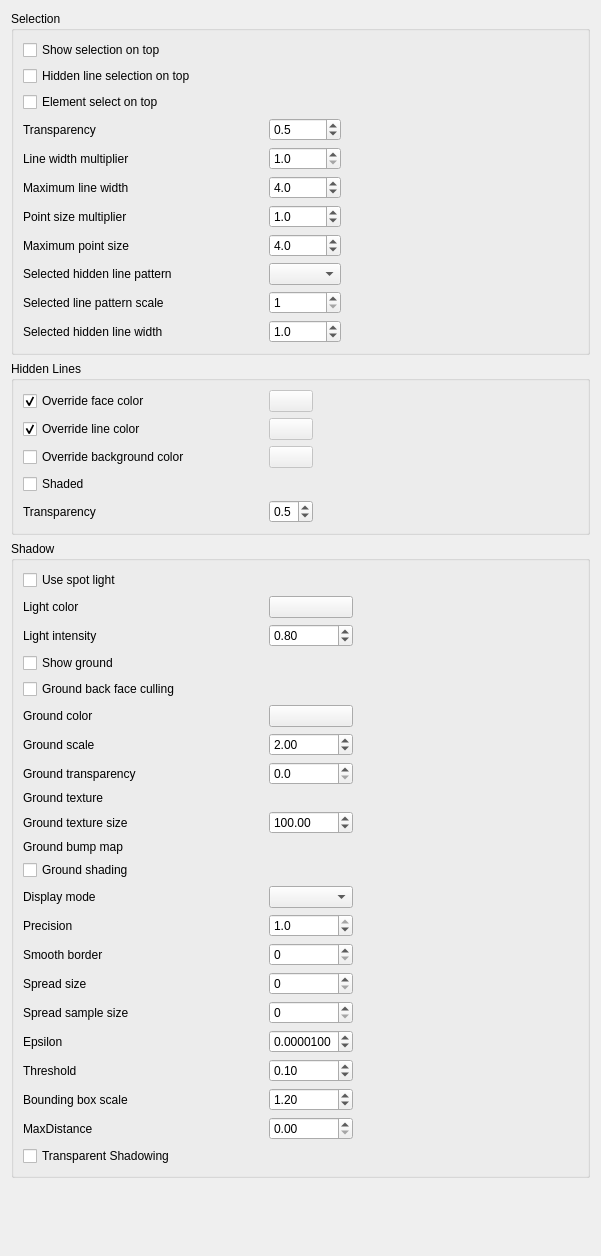
Old version of the form src/Gui/DlgSettingsDrawStyles.ui in the repository scottmudge/FreeCAD.
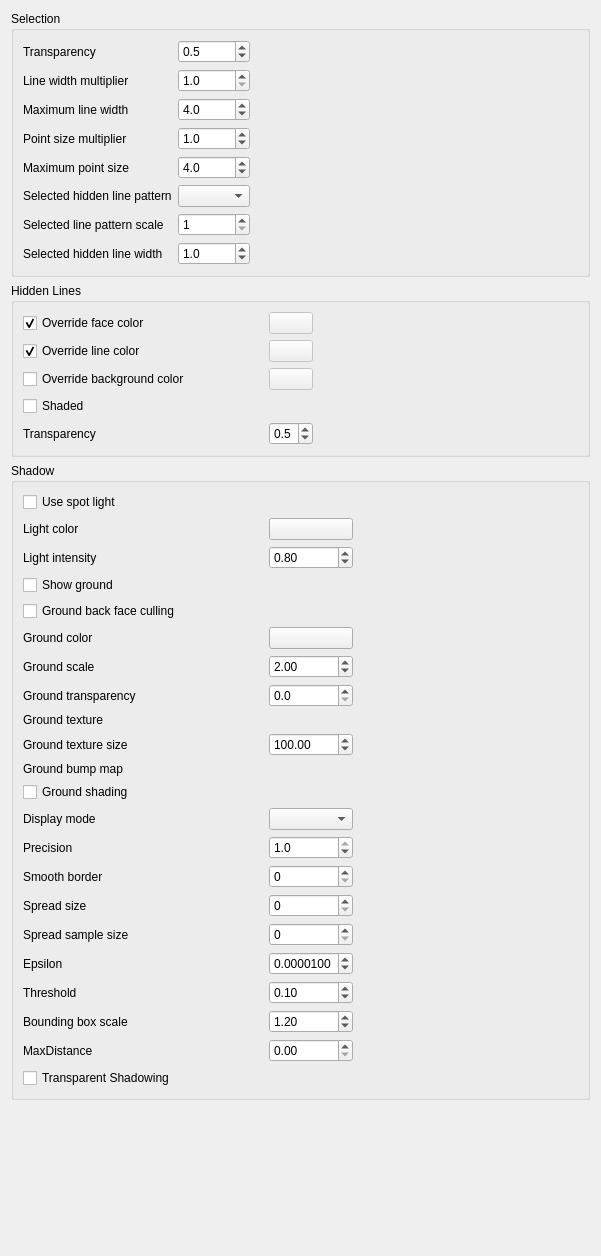
New version of the form. Custom widgets are drawn as their Qt base class.

Commit message: Gui: fix conflict setting in some selection options

The edit to the form file:
```diff
--- a/src/Gui/DlgSettingsDrawStyles.ui
+++ b/src/Gui/DlgSettingsDrawStyles.ui
@@ -21,106 +21,59 @@
      </property>
      <layout class="QGridLayout" name="gridLayout_3">
       <item row="0" column="0">
-       <layout class="QGridLayout" name="gridLayout_2" rowstretch="0,0,0,0,0,0,0,0,0,0,0" columnstretch="0,0" rowminimumheight="0,0,0,0,0,0,0,0,0,0,0">
+       <layout class="QGridLayout" name="gridLayout_2" rowstretch="0,0,0,0,0,0,0,0" columnstretch="0,0">
         <property name="horizontalSpacing">
          <number>6</number>
         </property>
-        <item row="4" column="1">
-         <widget class="QDoubleSpinBox" name="SelectionLineThicken">
-          <property name="inputMethodHints">
-           <set>Qt::ImhPreferNumbers</set>
+        <item row="3" column="0">
+         <widget class="QLabel" name="labelSelectionPointScale">
+          <property name="text">
+           <string>Point size multiplier</string>
           </property>
+         </widget>
+        </item>
+        <item row="0" column="0">
+         <widget class="QLabel" name="labelTransparencyOnTop">
+          <property name="text">
+           <string>Transparency</string>
+          </property>
+         </widget>
+        </item>
+        <item row="2" column="1">
+         <widget class="QDoubleSpinBox" name="SelectionLineMaxWidth">
           <property name="decimals">
            <number>1</number>
           </property>
-          <property name="minimum">
-           <double>1.000000000000000</double>
-          </property>
-          <property name="maximum">
-           <double>10.000000000000000</double>
-          </property>
           <property name="singleStep">
            <double>0.100000000000000</double>
           </property>
           <property name="value">
-           <double>1.000000000000000</double>
+           <double>4.000000000000000</double>
           </property>
          </widget>
         </item>
-        <item row="8" column="0">
-         <widget class="QLabel" name="label_7">
-          <property name="text">
-           <string>Selected hidden line pattern</string>
-          </property>
-         </widget>
-        </item>
-        <item row="4" column="0">
-         <widget class="QLabel" name="labelSelectionLineThicken">
-          <property name="text">
-           <string>Line width multiplier</string>
-          </property>
-         </widget>
-        </item>
-        <item row="8" column="1">
-         <widget class="QComboBox" name="comboLinePattern"/>
-        </item>
-        <item row="10" column="0">
+        <item row="7" column="0">
          <widget class="QLabel" name="labelSelectionHiddenLineWidth">
           <property name="text">
            <string>Selected hidden line width</string>
           </property>
          </widget>
         </item>
-        <item row="10" column="1">
-         <widget class="QDoubleSpinBox" name="SelectionHiddenLineWidth">
-          <property name="inputMethodHints">
-           <set>Qt::ImhPreferNumbers</set>
-          </property>
-          <property name="decimals">
-           <number>1</number>
-          </property>
-          <property name="minimum">
-           <double>0.000000000000000</double>
-          </property>
-          <property name="maximum">
-           <double>10.000000000000000</double>
-          </property>
-          <property name="singleStep">
-           <double>0.100000000000000</double>
-          </property>
-          <property name="value">
-           <double>1.000000000000000</double>
-          </property>
-         </widget>
-        </item>
-        <item row="0" column="0">
-         <widget class="QCheckBox" name="ShowSelectionOnTop">
-          <property name="minimumSize">
-           <size>
-            <width>240</width>
-            <height>0</height>
-           </size>
-          </property>
+        <item row="6" column="0">
+         <widget class="QLabel" name="labelSelectionLinePatternScale">
           <property name="text">
-           <string>Show selection on top</string>
-          </property>
-         </widget>
-        </item>
-        <item row="2" column="0">
-         <widget class="QCheckBox" name="SelectElementOnTop">
-          <property name="text">
-           <string>Element select on top</string>
+           <string>Selected line pattern scale</string>
           </property>
          </widget>
         </item>
         <item row="1" column="0">
-         <widget class="QCheckBox" name="HiddenLineSelectionOnTop">
+         <widget class="QLabel" name="labelSelectionLineThicken">
           <property name="text">
-           <string>Hidden line selection on top</string>
+           <string>Line width multiplier</string>
           </property>
          </widget>
         </item>
-        <item row="6" column="1">
+        <item row="3" column="1">
          <widget class="QDoubleSpinBox" name="SelectionPointScale">
           <property name="inputMethodHints">
            <set>Qt::ImhPreferNumbers</set>
@@ -142,21 +95,29 @@
           </property>
          </widget>
         </item>
-        <item row="3" column="0">
-         <widget class="QLabel" name="labelTransparencyOnTop">
-          <property name="text">
-           <string>Transparency</string>
+        <item row="7" column="1">
+         <widget class="QDoubleSpinBox" name="SelectionHiddenLineWidth">
+          <property name="inputMethodHints">
+           <set>Qt::ImhPreferNumbers</set>
           </property>
-         </widget>
-        </item>
-        <item row="5" column="0">
-         <widget class="QLabel" name="labelSelectionLineMaxWidth">
-          <property name="text">
-           <string>Maximum line width</string>
+          <property name="decimals">
+           <number>1</number>
           </property>
+          <property name="minimum">
+           <double>0.000000000000000</double>
+          </property>
+          <property name="maximum">
+           <double>10.000000000000000</double>
+          </property>
+          <property name="singleStep">
+           <double>0.100000000000000</double>
+          </property>
+          <property name="value">
+           <double>1.000000000000000</double>
+          </property>
          </widget>
         </item>
-        <item row="9" column="1">
+        <item row="6" column="1">
          <widget class="QSpinBox" name="SelectionLinePatternScale">
           <property name="minimum">
            <number>1</number>
@@ -169,7 +130,23 @@
           </property>
          </widget>
         </item>
-        <item row="3" column="1">
+        <item row="4" column="1">
+         <widget class="QDoubleSpinBox" name="SelectionPointMaxSize">
+          <property name="decimals">
+           <number>1</number>
+          </property>
+          <property name="singleStep">
+           <double>0.100000000000000</double>
+          </property>
+          <property name="value">
+           <double>4.000000000000000</double>
+          </property>
+         </widget>
+        </item>
+        <item row="5" column="1">
+         <widget class="QComboBox" name="comboLinePattern"/>
+        </item>
+        <item row="0" column="1">
          <widget class="QDoubleSpinBox" name="TransparencyOnTop">
           <property name="inputMethodHints">
            <set>Qt::ImhPreferNumbers</set>
@@ -191,50 +168,46 @@
           </property>
          </widget>
         </item>
-        <item row="9" column="0">
-         <widget class="QLabel" name="labelSelectionLinePatternScale">
+        <item row="2" column="0">
+         <widget class="QLabel" name="labelSelectionLineMaxWidth">
           <property name="text">
-           <string>Selected line pattern scale</string>
+           <string>Maximum line width</string>
           </property>
          </widget>
         </item>
-        <item row="5" column="1">
-         <widget class="QDoubleSpinBox" name="SelectionLineMaxWidth">
-          <property name="decimals">
-           <number>1</number>
-          </property>
-          <property name="singleStep">
-           <double>0.100000000000000</double>
-          </property>
-          <property name="value">
-           <double>4.000000000000000</double>
-          </property>
-         </widget>
-        </item>
-        <item row="6" column="0">
-         <widget class="QLabel" name="labelSelectionPointScale">
-          <property name="text">
-           <string>Point size multiplier</string>
-          </property>
-         </widget>
-        </item>
-        <item row="7" column="0">
+        <item row="4" column="0">
          <widget class="QLabel" name="labelSelectionPointMaxSize">
           <property name="text">
            <string>Maximum point size</string>
           </property>
          </widget>
         </item>
-        <item row="7" column="1">
-         <widget class="QDoubleSpinBox" name="SelectionPointMaxSize">
+        <item row="5" column="0">
+         <widget class="QLabel" name="label_7">
+          <property name="text">
+           <string>Selected hidden line pattern</string>
+          </property>
+         </widget>
+        </item>
+        <item row="1" column="1">
+         <widget class="QDoubleSpinBox" name="SelectionLineThicken">
+          <property name="inputMethodHints">
+           <set>Qt::ImhPreferNumbers</set>
+          </property>
           <property name="decimals">
            <number>1</number>
           </property>
+          <property name="minimum">
+           <double>1.000000000000000</double>
+          </property>
+          <property name="maximum">
+           <double>10.000000000000000</double>
+          </property>
           <property name="singleStep">
            <double>0.100000000000000</double>
           </property>
           <property name="value">
-           <double>4.000000000000000</double>
+           <double>1.000000000000000</double>
           </property>
          </widget>
         </item>
```
The commit also changes 3 other files.
